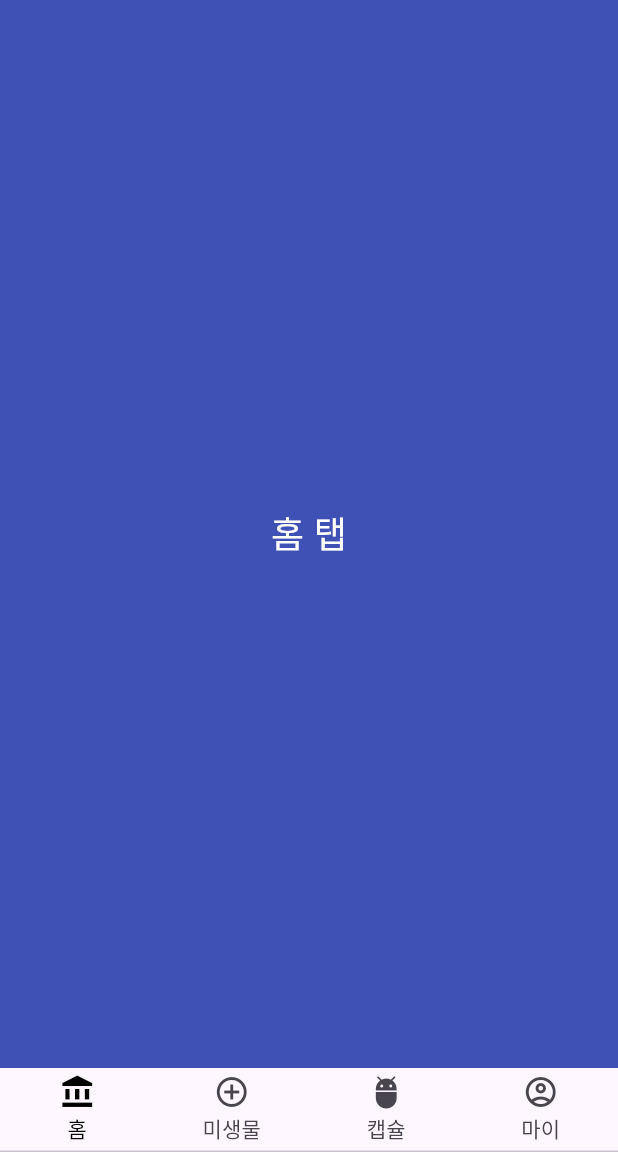
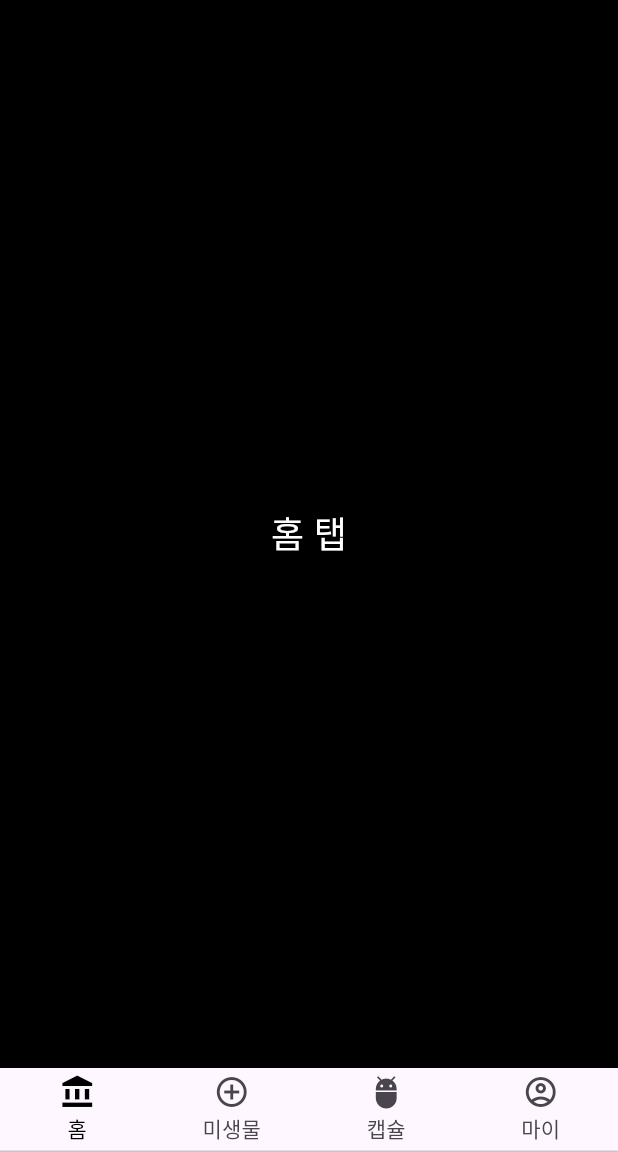
Before and after one commit to JiYeon-rhd/misaeng, a Flutter app: the screen it shows after launch, on a phone screen of 412 x 824 dp, the part 84-1236 px from its top. Run offline on Flutter 3.47's test engine with Material 3 defaults, Android fonts, the phone set to English and light mode, and no system bars.

Commit message:
화면 계층 구조 변경

```diff
--- /dev/null
+++ b/lib/home_tab/home_tab.dart
@@ -0,0 +1,16 @@
+import 'package:flutter/material.dart';
+
+class HomeTab extends StatelessWidget {
+  @override
+  Widget build(BuildContext context) {
+    return Container(
+      color: Colors.black,
+      child: Center(
+        child: Text(
+          "홈 탭",
+          style: TextStyle(color: Colors.white, fontSize: 24),
+        ),
+      ),
+    );
+  }
+}
--- a/lib/main.dart
+++ b/lib/main.dart
@@ -1,4 +1,9 @@
 import 'package:flutter/material.dart';
+import 'package:misaeng/capsule_tab/capsule_tab.dart';
+import 'package:misaeng/home_tab/home_tab.dart';
+import 'package:misaeng/microbe_tab/microbe_tab.dart';
+import 'package:misaeng/my_tab/my_tab.dart';
+
 
 class MyApp extends StatefulWidget {
   @override
@@ -6,8 +11,8 @@ class MyApp extends StatefulWidget {
 }
 
 void main() => runApp(MaterialApp(
-  home: MyApp(),
-));
+      home: MyApp(),
+    ));
 
 class _TestViewState extends State<MyApp>
     with SingleTickerProviderStateMixin {
@@ -22,14 +27,12 @@ class _TestViewState extends State<MyApp>
     _tabController = TabController(length: 4, vsync: this);
 
     _tabController.addListener(
-            () => setState(() => _selectedIndex = _tabController.index));
+        () => setState(() => _selectedIndex = _tabController.index));
   }
 
   @override
   void dispose() {
-    // 불필요한 기능 종료
     _tabController.dispose();
-
     super.dispose();
   }
 
@@ -48,13 +51,17 @@ class _TestViewState extends State<MyApp>
           tabs: <Widget>[
             Tab(
               icon: Icon(
-                _selectedIndex == 0 ? Icons.account_balance : Icons.account_balance_outlined,
+                _selectedIndex == 0
+                    ? Icons.account_balance
+                    : Icons.account_balance_outlined,
               ),
               text: "홈",
             ),
             Tab(
               icon: Icon(
-                _selectedIndex == 1 ? Icons.add_circle : Icons.add_circle_outline,
+                _selectedIndex == 1
+                    ? Icons.add_circle
+                    : Icons.add_circle_outline,
               ),
               text: "미생물",
             ),
@@ -76,29 +83,12 @@ class _TestViewState extends State<MyApp>
         ),
       ),
       body: _selectedIndex == 0
-          ? tabContainer(context, Colors.indigo, "홈 탭")
+          ? HomeTab()
           : _selectedIndex == 1
-          ? tabContainer(context, Colors.amber, "미생물 탭")
-          : _selectedIndex == 2
-          ? tabContainer(context, Colors.blueGrey, "캡슐 탭")
-          : tabContainer(context, Colors.purple, "마이 탭"), // My Tab 처리
-    );
-  }
-
-  Container tabContainer(BuildContext context, Color tabColor, String tabText) {
-    return Container(
-      width: MediaQuery.of(context).size.width,
-      height: MediaQuery.of(context).size.height,
-      color: tabColor,
-      child: Center(
-        child: Text(
-          tabText,
-          style: TextStyle(
-            color: Colors.white,
-            fontSize: 24,
-          ),
-        ),
-      ),
+              ? MicrobeTab()
+              : _selectedIndex == 2
+                  ? CapsuleTab()
+                  : MyTab(),
     );
   }
 }
```
Also changed, not shown: lib/capsule_tab/capsule_tab.dart (added, +16 -0 lines), lib/microbe_tab/microbe_tab.dart (added, +16 -0 lines), lib/my_tab/my_tab.dart (added, +16 -0 lines).
